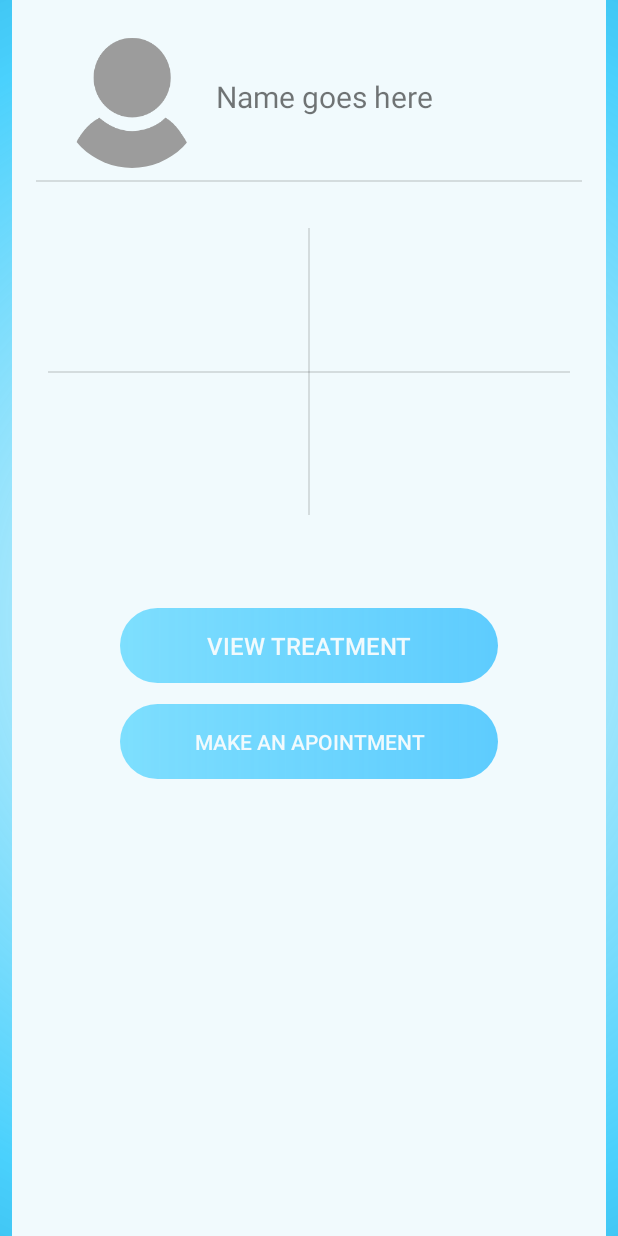
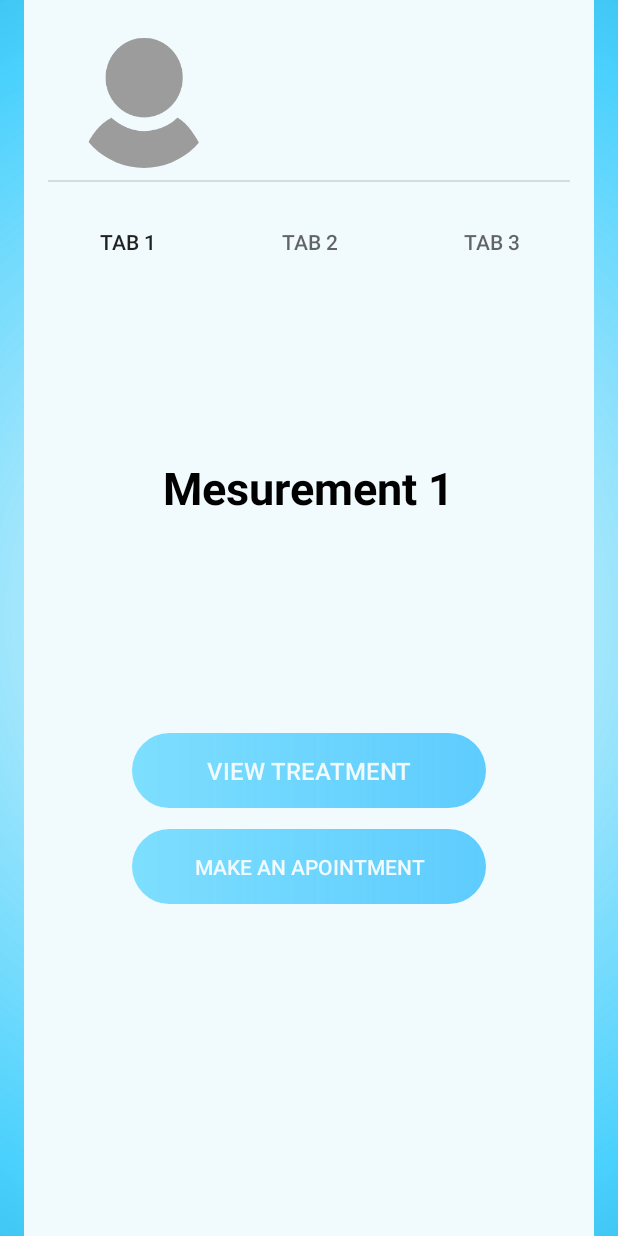
Before and after one commit to luiginic/AndroidApp, an Android app: the MainActivity screen opened directly, with no data from a screen before it, on a phone screen of 412 x 824 dp. Run offline under Robolectric (Android 15) with nearby library versions, the phone set to English and light mode, and no system bars; our stand-ins replace CircleImageView, Volley; network calls fail.

Commit message:
Fragments added in home screen

```diff
--- a/app/build.gradle
+++ b/app/build.gradle
@@ -24,6 +24,7 @@ dependencies {
     implementation 'com.android.support.constraint:constraint-layout:1.1.3'
     implementation 'com.android.support:design:28.0.0'
     implementation 'com.android.support:support-v4:28.0.0'
+    implementation 'com.android.support:design:28.0.0'
     testImplementation 'junit:junit:4.12'
     androidTestImplementation 'com.android.support.test:runner:1.0.2'
     androidTestImplementation 'com.android.support.test.espresso:espresso-core:3.0.2'
--- a/app/src/main/AndroidManifest.xml
+++ b/app/src/main/AndroidManifest.xml
@@ -26,7 +26,7 @@
                 <category android:name="android.intent.category.LAUNCHER" />
             </intent-filter>
         </activity>
-        <activity android:name=".loading_screen" />
+        <activity android:name=".LoadingScreen" />
         <activity android:name=".MainActivity" />
         <activity android:name=".AccountInformationScreen" />
     </application>
--- a/app/src/main/java/com/example/clienthttp/MainActivity.java
+++ b/app/src/main/java/com/example/clienthttp/MainActivity.java
@@ -5,11 +5,14 @@ import de.hdodenhof.circleimageview.CircleImageView;
 
 import android.content.Context;
 import android.content.Intent;
+import android.content.SharedPreferences;
 import android.graphics.Bitmap;
 
 
 import android.net.ConnectivityManager;
 import android.net.NetworkInfo;
+import android.support.design.widget.TabLayout;
+import android.support.v4.view.ViewPager;
 import android.support.v7.app.AppCompatActivity;
 import android.os.Bundle;
 import android.util.Log;
@@ -24,6 +27,7 @@ import android.widget.TextView;
 import com.android.volley.Response;
 import com.android.volley.VolleyError;
 import com.android.volley.toolbox.ImageRequest;
+import com.example.clienthttp.treatment.ViewPagerAdapter;
 
 import personal.data.PersonalData;
 
@@ -35,9 +39,9 @@ public class MainActivity extends AppCompatActivity {
     private  CircleImageView avatar;
     private TextView name;
     private PersonalData personalData = new PersonalData();
-    private Button infoScreen;
-
-
+    private ViewPager mesurementsPager;
+    private ViewPagerAdapter mesurementsPagerAdapter;
+    private TabLayout mesurementsTab;
 
     @Override
     protected void onCreate(Bundle savedInstanceState) {
@@ -53,11 +57,12 @@ public class MainActivity extends AppCompatActivity {
             setButtonCollor(viewTreatmentBtn);
         }
 
+        name = findViewById(R.id.name);
+        retrieveAccountDetails();
+        name.setText(personalData.getName());
 
-        name = findViewById(R.id.name);
-        personalData = (PersonalData) getIntent().getSerializableExtra("account");
-        name.setText(personalData.getName());
         setAvatar();
+
         avatar.setOnClickListener(new View.OnClickListener() {
             @Override
             public void onClick(View v) {
@@ -70,6 +75,13 @@ public class MainActivity extends AppCompatActivity {
                 goToDataEntry();
             }
         });
+
+        mesurementsPager = findViewById(R.id.mesurmentsView);
+        mesurementsPagerAdapter = new ViewPagerAdapter(getSupportFragmentManager());
+        mesurementsPager.setAdapter(mesurementsPagerAdapter);
+        mesurementsTab = findViewById(R.id.tabLayout);
+        mesurementsTab.setupWithViewPager(mesurementsPager);
+
     }
 
     private void goToDataEntry(){
@@ -78,9 +90,19 @@ public class MainActivity extends AppCompatActivity {
         this.startActivity(intent);
     }
 
+    private void retrieveAccountDetails(){
+        SharedPreferences prefs = getSharedPreferences("info.log", MODE_PRIVATE);
+        String restoredText = prefs.getString("pacientId", null);
+        if (restoredText != null) {
+            //personalData.setPacientCode(prefs.getString("pacientId","")); //null is the default value.
+            personalData.setName(prefs.getString("name", getResources().getString(R.string.name_goes_here)));//"getResources().getString(R.string.name_goes_here)" = "Name goes here" and it  is the default value.
+           //personalData.setPhoneNumber(prefs.getString("phoneNo",getResources().getString(R.string.phoneNo_default)));//"getResources().getString(R.string.phoneNo_default)" = "No Phone No. provided" - default value
+        }
+    }
+
     private void goToAccountDetails(){
         Intent intent = new Intent(this, AccountInformationScreen.class);
-        intent.putExtra("personalInfo",personalData);
+//        intent.putExtra("personalInfo",personalData);
         intent.putExtra("avatar",(Bitmap)avatar.getDrawingCache());
         this.startActivity(intent);
     }
--- /dev/null
+++ b/app/src/main/java/com/example/clienthttp/treatment/MesurementsFragment.java
@@ -0,0 +1,35 @@
+package com.example.clienthttp.treatment;
+
+
+import android.os.Bundle;
+import android.support.v4.app.Fragment;
+import android.view.LayoutInflater;
+import android.view.View;
+import android.view.ViewGroup;
+import android.widget.TextView;
+
+import com.example.clienthttp.R;
+
+/**
+ * A simple {@link Fragment} subclass.
+ */
+public class MesurementsFragment extends Fragment {
+
+
+    public MesurementsFragment() {
+        // Required empty public constructor
+    }
+
+
+    @Override
+    public View onCreateView(LayoutInflater inflater, ViewGroup container,
+                             Bundle savedInstanceState) {
+        // Inflate the layout for this fragment
+        View view = inflater.inflate(R.layout.fragment_mesurements, container, false);
+        //Here you can display what you set on the ViewPagerAdapter (declare and use the necessary views)
+        TextView text = view.findViewById(R.id.text_on_fragment);
+        text.setText(getArguments().getString("text","Something went wrong... :("));
+        return view;
+    }
+
+}
--- /dev/null
+++ b/app/src/main/java/com/example/clienthttp/treatment/ViewPagerAdapter.java
@@ -0,0 +1,36 @@
+package com.example.clienthttp.treatment;
+
+import android.os.Bundle;
+import android.support.annotation.Nullable;
+import android.support.v4.app.Fragment;
+import android.support.v4.app.FragmentManager;
+import android.support.v4.app.FragmentPagerAdapter;
+
+public class ViewPagerAdapter extends FragmentPagerAdapter {
+
+    public ViewPagerAdapter(FragmentManager fm) {
+        super(fm);
+    }
+
+    @Override
+    public Fragment getItem(int i) {
+        //Here you can set what is displayed on the fragment e.g. check for index i and if it is 0 do something
+        MesurementsFragment fragment = new MesurementsFragment();
+        Bundle bundle = new Bundle();
+        bundle.putString("text","Mesurement "+ ++i);
+        fragment.setArguments(bundle);
+        return fragment;
+    }
+
+    @Override
+    public int getCount() {
+        //return how many is necessary
+        return 3;
+    }
+
+    @Nullable
+    @Override
+    public CharSequence getPageTitle(int position) {
+        return "Tab "+ ++position;
+    }
+}
--- a/app/src/main/res/layout/activity_loading_screen.xml
+++ b/app/src/main/res/layout/activity_loading_screen.xml
@@ -4,7 +4,7 @@
     xmlns:tools="http://schemas.android.com/tools"
     android:layout_width="match_parent"
     android:layout_height="match_parent"
-    tools:context=".loading_screen">
+    tools:context=".LoadingScreen">
 
     <ProgressBar
         android:id="@+id/progressBar"
--- a/app/src/main/res/layout/activity_main.xml
+++ b/app/src/main/res/layout/activity_main.xml
@@ -11,15 +11,13 @@
         android:id="@+id/container"
         android:layout_width="match_parent"
         android:layout_height="match_parent"
-        android:layout_marginStart="8dp"
-        android:layout_marginEnd="8dp"
+        android:layout_marginStart="16dp"
+        android:layout_marginEnd="16dp"
         android:background="@color/colorAccent"
         app:layout_constraintBottom_toBottomOf="parent"
         app:layout_constraintEnd_toEndOf="parent"
         app:layout_constraintHorizontal_bias="1.0"
-        app:layout_constraintStart_toStartOf="parent"
-        app:layout_constraintTop_toTopOf="parent"
-        app:layout_constraintVertical_bias="1.0">
+        app:layout_constraintStart_toStartOf="parent">
 
         <android.support.constraint.ConstraintLayout
             android:id="@+id/constraintLayout"
@@ -29,7 +27,7 @@
             app:layout_constraintStart_toStartOf="parent"
             app:layout_constraintTop_toTopOf="parent">
 
-            <de.hdodenhof.circleimageview.CircleImageView xmlns:app="http://schemas.android.com/apk/res-auto"
+            <de.hdodenhof.circleimageview.CircleImageView
                 android:id="@+id/avatar"
                 android:layout_width="96dp"
                 android:layout_height="96dp"
@@ -81,48 +79,51 @@
         <android.support.constraint.ConstraintLayout
             android:id="@+id/statsView"
             android:layout_width="0dp"
-            android:layout_height="207dp"
+            android:layout_height="0dp"
             android:layout_marginStart="8dp"
             android:layout_marginTop="8dp"
             android:layout_marginEnd="8dp"
             android:layout_marginBottom="8dp"
-            app:layout_constraintBottom_toBottomOf="parent"
+            app:layout_constraintBottom_toTopOf="@+id/buttonContainer"
             app:layout_constraintEnd_toEndOf="parent"
             app:layout_constraintHorizontal_bias="0.0"
             app:layout_constraintStart_toStartOf="parent"
-            app:layout_constraintTop_toBottomOf="@+id/divider"
-            app:layout_constraintVertical_bias="0.03">
+            app:layout_constraintTop_toBottomOf="@+id/divider">
 
-            <View
-                android:id="@+id/statHorizDivider"
+            <android.support.design.widget.TabLayout
+                android:id="@+id/tabLayout"
+                android:layout_width="match_parent"
+                android:layout_height="wrap_content"
+                android:layout_marginTop="8dp"
+                app:layout_constraintEnd_toEndOf="parent"
+                app:layout_constraintStart_toStartOf="parent"
+                app:layout_constraintTop_toTopOf="parent">
+
+                <android.support.design.widget.TabItem
+                    android:layout_width="wrap_content"
+                    android:layout_height="wrap_content"
+                    android:text="Monday" />
+
+                <android.support.design.widget.TabItem
+                    android:layout_width="wrap_content"
+                    android:layout_height="wrap_content"
+                    android:text="Tuesday" />
+
+                <android.support.design.widget.TabItem
+                    android:layout_width="wrap_content"
+                    android:layout_height="wrap_content"
+                    android:text="Wednesday" />
+            </android.support.design.widget.TabLayout>
+
+            <android.support.v4.view.ViewPager
+                android:id="@+id/mesurmentsView"
                 android:layout_width="0dp"
-                android:layout_height="1dp"
-                android:layout_marginStart="16dp"
-                android:layout_marginTop="102dp"
-                android:layout_marginEnd="16dp"
-                android:layout_marginBottom="102dp"
-                android:background="?android:attr/listDivider"
-                android:visibility="visible"
+                android:layout_height="0dp"
                 app:layout_constraintBottom_toBottomOf="parent"
                 app:layout_constraintEnd_toEndOf="parent"
                 app:layout_constraintStart_toStartOf="parent"
-                app:layout_constraintTop_toTopOf="parent" />
+                app:layout_constraintTop_toBottomOf="@+id/tabLayout" />
 
-            <View
-                android:id="@+id/statVertDivider"
-                android:layout_width="1dp"
-                android:layout_height="0dp"
-                android:layout_marginStart="188dp"
-                android:layout_marginTop="8dp"
-                android:layout_marginEnd="188dp"
-                android:layout_marginBottom="8dp"
-                android:background="?android:attr/listDivider"
-                android:visibility="visible"
-                app:layout_constraintBottom_toBottomOf="parent"
-                app:layout_constraintEnd_toEndOf="parent"
-                app:layout_constraintStart_toStartOf="parent"
-                app:layout_constraintTop_toTopOf="parent"
-                app:layout_constraintVertical_bias="0.0" />
         </android.support.constraint.ConstraintLayout>
 
         <android.support.constraint.ConstraintLayout
@@ -130,7 +131,7 @@
             android:layout_width="0dp"
             android:layout_height="0dp"
             android:layout_marginStart="32dp"
-            android:layout_marginTop="46dp"
+            android:layout_marginTop="8dp"
             android:layout_marginEnd="32dp"
             android:layout_marginBottom="8dp"
             app:layout_constraintBottom_toBottomOf="parent"
@@ -147,18 +148,20 @@
                 android:layout_marginStart="40dp"
                 android:layout_marginTop="8dp"
                 android:layout_marginEnd="40dp"
+                android:layout_marginBottom="14dp"
                 android:background="@drawable/button_gradient"
                 android:elevation="10dp"
                 android:enabled="false"
                 android:text="@string/treatment"
                 android:textColor="@color/colorAccent"
                 android:textSize="16sp"
+                app:layout_constraintBottom_toTopOf="@+id/makeAnAppontment"
                 app:layout_constraintEnd_toEndOf="parent"
                 app:layout_constraintStart_toStartOf="parent"
                 app:layout_constraintTop_toTopOf="parent" />
 
             <Button
-                android:id="@+id/reportChangesBtn"
+                android:id="@+id/makeAnAppontment"
                 android:layout_width="0dp"
                 android:layout_height="50dp"
                 android:layout_marginStart="40dp"
--- /dev/null
+++ b/app/src/main/res/layout/fragment_mesurements.xml
@@ -0,0 +1,19 @@
+<?xml version="1.0" encoding="utf-8"?>
+<FrameLayout xmlns:android="http://schemas.android.com/apk/res/android"
+    xmlns:tools="http://schemas.android.com/tools"
+    android:layout_width="match_parent"
+    android:layout_height="match_parent"
+    tools:context=".treatment.MesurementsFragment">
+
+    <!-- TODO: Update blank fragment layout -->
+    <TextView
+        android:id="@+id/text_on_fragment"
+        android:layout_gravity="center"
+        android:layout_width="wrap_content"
+        android:layout_height="wrap_content"
+        android:textSize="30sp"
+        android:textStyle="bold"
+        android:textColor="#000"
+        android:text="@string/hello_blank_fragment" />
+
+</FrameLayout>
--- a/app/src/main/res/values/colors.xml
+++ b/app/src/main/res/values/colors.xml
@@ -8,4 +8,6 @@
     <color name="buttonGradientLight">#B44DD3FF</color>
     <color name="buttonGradientLightDisable">#564DD3FF</color>
     <color name="buttonGradientDarkDisable">#5600AFFF</color>
+    <color name="colorAccentBlue">#D2F7FF</color>
+    <color name="colorAccentSemiTransparent">#40D2F7FF</color>
 </resources>
--- a/app/src/main/res/values/strings.xml
+++ b/app/src/main/res/values/strings.xml
@@ -2,11 +2,11 @@
     <string name="app_name">ClientHTTP</string>
     <string name="profileInfo">Profile info</string>
     <string name="name_goes_here">Name goes here</string>
-    <string name="treatment">View treatment</string>
+
     <string name="reactions">Reactions</string>
     <string name="title_activity_stats_screen">StatsScreen</string>
     <string name="my_apointments">My apointments</string>
-    <string name="make_an_apointment">Make an apointment</string>
+
     <string name="this_is_the_logo">This is the logo</string>
     <string name="title_activity_login">Sign in</string>
     <!-- Strings related to login -->
@@ -23,7 +23,6 @@
     </string>
     <!--Strings related to persoanl details-->
     <string name="pacient_id">Pacient ID</string>
-    <string name="continueBtn">Continue</string>
     <string name="log_in">Log in</string>
     <string name="pacientIdTitle">Pacient ID:</string>
     <string name="pacient_id_default">No ID assigned yet!</string>
@@ -37,6 +36,14 @@
     <string name="doctorTitle">Doctor:</string>
     <string name="doctorAddressTitle">Address:</string>
     <string name="doctorAddress_default">Unknown address for your doctor!</string>
+    <!--Strings related to buttons-->
+    <string name="send_btn">Send</string>
+    <string name="treatment">View treatment</string>
+    <string name="make_an_apointment">Make an apointment</string>
+    <string name="continueBtn">Continue</string>
+
+    <!-- TODO: Remove or change this placeholder text -->
+    <string name="hello_blank_fragment">Hello blank fragment</string>
 
 
 </resources>
```
Also changed, not shown: app/src/main/java/com/example/clienthttp/AccountInformationScreen.java (+21 -7 lines), app/src/main/java/com/example/clienthttp/LoadingScreen.java (renamed from app/src/main/java/com/example/clienthttp/loading_screen.java, +5 -3 lines), app/src/main/java/com/example/clienthttp/LoginActivity.java (+34 -31 lines), app/src/main/java/loading_screen/ProgressBarAnimation.java (+59 -34 lines), app/src/main/res/drawable/button_gradient_whites.xml (added, +13 -0 lines), app/src/main/res/drawable/ic_send_black_24dp.xml (added, +9 -0 lines), app/src/main/res/drawable/round_corner_white_background.xml (added, +14 -0 lines), app/src/main/res/layout/activity_account_information_screen.xml (+15 -20 lines), app/src/main/res/layout/activity_data_entry.xml (+17 -12 lines).
